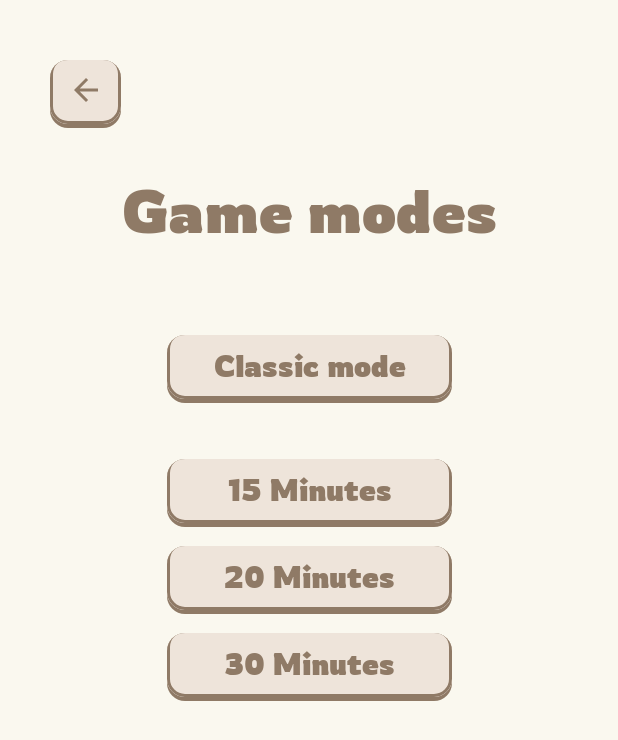
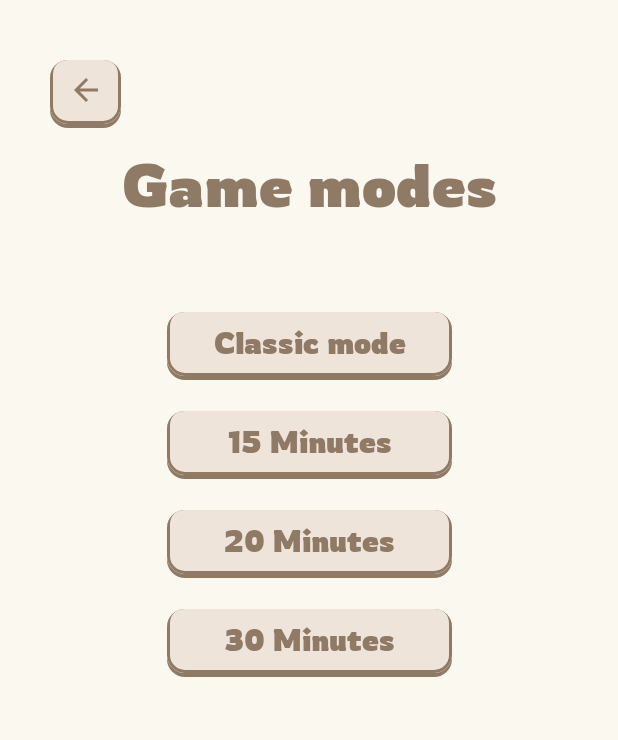
Before and after one commit to Jakon-Dev/Android-2048-GAME, an Android app built with Jetpack Compose: the game_settings screen opened through its navigation route, on a phone screen of 412 x 824 dp. Shown: the top 740 px of the screen. Run offline under Robolectric (Android 15) with nearby library versions, the phone set to English and light mode, and no system bars.

Commit message:
Update GameSettingsMenu.kt

```diff
--- a/app/src/main/java/com/jakondev/a2048_game/ui/navigation/menus/GameSettingsMenu.kt
+++ b/app/src/main/java/com/jakondev/a2048_game/ui/navigation/menus/GameSettingsMenu.kt
@@ -1,14 +1,7 @@
 package com.jakondev.a2048_game.ui.navigation.menus
 
 import android.content.res.Configuration
-import android.content.res.Resources
-import androidx.compose.foundation.layout.Arrangement
-import androidx.compose.foundation.layout.Column
-import androidx.compose.foundation.layout.Row
-import androidx.compose.foundation.layout.Spacer
-import androidx.compose.foundation.layout.fillMaxSize
-import androidx.compose.foundation.layout.fillMaxWidth
-import androidx.compose.foundation.layout.padding
+import androidx.compose.foundation.layout.*
 import androidx.compose.material3.MaterialTheme
 import androidx.compose.material3.Surface
 import androidx.compose.material3.Text
@@ -48,6 +41,27 @@ fun GameSettingsMenu(
             verticalArrangement = Arrangement.Top,
             horizontalAlignment = Alignment.CenterHorizontally
         ) {
+            Header(navController)
+
+            Column(
+                modifier = Modifier
+                    .fillMaxSize(),
+                verticalArrangement = Arrangement.Top,
+                horizontalAlignment = Alignment.CenterHorizontally
+            ) {
+                Spacer(modifier = Modifier.weight(0.3f))
+
+                GameModeSelection(viewModel, navController, isLandscape)
+
+                Spacer(modifier = Modifier.weight(2f))
+            }
+        }
+    }
+}
+
+
+@Composable
+fun Header(navController: NavHostController) {
     Row(
         modifier = Modifier.fillMaxWidth(),
         horizontalArrangement = Arrangement.Start,
@@ -56,84 +70,78 @@ fun GameSettingsMenu(
         BackStylizedButton(onClick = { navController.navigate("menu") })
     }
 
-            Column(
-                modifier = Modifier.fillMaxSize(),
-                verticalArrangement = Arrangement.Top,
-                horizontalAlignment = Alignment.CenterHorizontally,
-            ) {
-                Spacer(modifier = Modifier.weight(0.2f))
-
     Text(
         text = stringResource(id = R.string.gamemodes),
         fontSize = 40.sp,
         fontFamily = Rowdies,
         fontWeight = FontWeight.Bold,
-                    color = palette.tertiary,
-                    style = MaterialTheme.typography.headlineMedium
+        color = getPalette().tertiary,
+        style = MaterialTheme.typography.headlineMedium,
+        modifier = Modifier.padding(top = 16.dp)
+    )
+}
+
+@Composable
+fun GameModeSelection(
+    viewModel: GameViewModel,
+    navController: NavHostController,
+    isLandscape: Boolean
+) {
+    val gameModes = listOf(
+        GameViewModel.GameMode.CLASSIC to R.string.classic_mode,
+        GameViewModel.GameMode.COUNTDOWN_15 to R.string.mode_15_min,
+        GameViewModel.GameMode.COUNTDOWN_20 to R.string.mode_20_min,
+        GameViewModel.GameMode.COUNTDOWN_30 to R.string.mode_30_min,
     )
 
-                Spacer(modifier = Modifier.weight(0.3f))
+    if (isLandscape) {
+        Row(
+            modifier = Modifier.fillMaxWidth(),
+            horizontalArrangement = Arrangement.SpaceEvenly,
+            verticalAlignment = Alignment.CenterVertically
+        ) {
+            gameModes.chunked(2).forEach { columnModes ->
+                Column(
+                    horizontalAlignment = Alignment.CenterHorizontally
+                ) {
+                    columnModes.forEach { (mode, labelId) ->
+                        GameModeButton(mode, labelId, viewModel, navController)
+                        Spacer(modifier = Modifier.height(16.dp))
+                    }
+                }
+            }
+        }
+    } else {
+        Column(
+            horizontalAlignment = Alignment.CenterHorizontally
+        ) {
+            gameModes.forEachIndexed { index, (mode, labelId) ->
+                GameModeButton(mode, labelId, viewModel, navController)
+                if (index != gameModes.lastIndex) {
+                    Spacer(modifier = Modifier.height(16.dp))
+                }
+            }
+        }
+    }
+}
 
+@Composable
+fun GameModeButton(
+    mode: GameViewModel.GameMode,
+    labelId: Int,
+    viewModel: GameViewModel,
+    navController: NavHostController
+) {
     StylizedButton(
-                    text = stringResource(id = R.string.classic_mode),
+        text = stringResource(id = labelId),
         buttonWidth = 200.dp,
         buttonHeight = 50.dp,
         size = 40.dp,
         textSize = 20.sp,
         onClick = {
-                        viewModel.setGameMode(GameViewModel.GameMode.CLASSIC)
+            viewModel.setGameMode(mode)
             viewModel.resetGame()
             navController.navigate("game")
         }
     )
-
-                Spacer(modifier = Modifier.weight(0.2f))
-
-                StylizedButton(
-                    text = stringResource(id = R.string.mode_15_min),
-                    buttonWidth = 200.dp,
-                    buttonHeight = 50.dp,
-                    size = 40.dp,
-                    textSize = 20.sp,
-                    onClick = {
-                        viewModel.setGameMode(GameViewModel.GameMode.COUNTDOWN_15)
-                        viewModel.resetGame()
-                        navController.navigate("game")
 }
-                )
-
-                Spacer(modifier = Modifier.weight(0.05f))
-
-                StylizedButton(
-                    text = stringResource(id = R.string.mode_20_min),
-                    buttonWidth = 200.dp,
-                    buttonHeight = 50.dp,
-                    size = 40.dp,
-                    textSize = 20.sp,
-                    onClick = {
-                        viewModel.setGameMode(GameViewModel.GameMode.COUNTDOWN_20)
-                        viewModel.resetGame()
-                        navController.navigate("game")
-                    }
-                )
-
-                Spacer(modifier = Modifier.weight(0.05f))
-
-                StylizedButton(
-                    text = stringResource(id = R.string.mode_30_min),
-                    buttonWidth = 200.dp,
-                    buttonHeight = 50.dp,
-                    size = 40.dp,
-                    textSize = 20.sp,
-                    onClick = {
-                        viewModel.setGameMode(GameViewModel.GameMode.COUNTDOWN_30)
-                        viewModel.resetGame()
-                        navController.navigate("game")
-                    }
-                )
-
-                Spacer(modifier = Modifier.weight(2f))
-            }
-        }
-    }
-}
```
Lines whose indentation alone changed are shown as unchanged.
